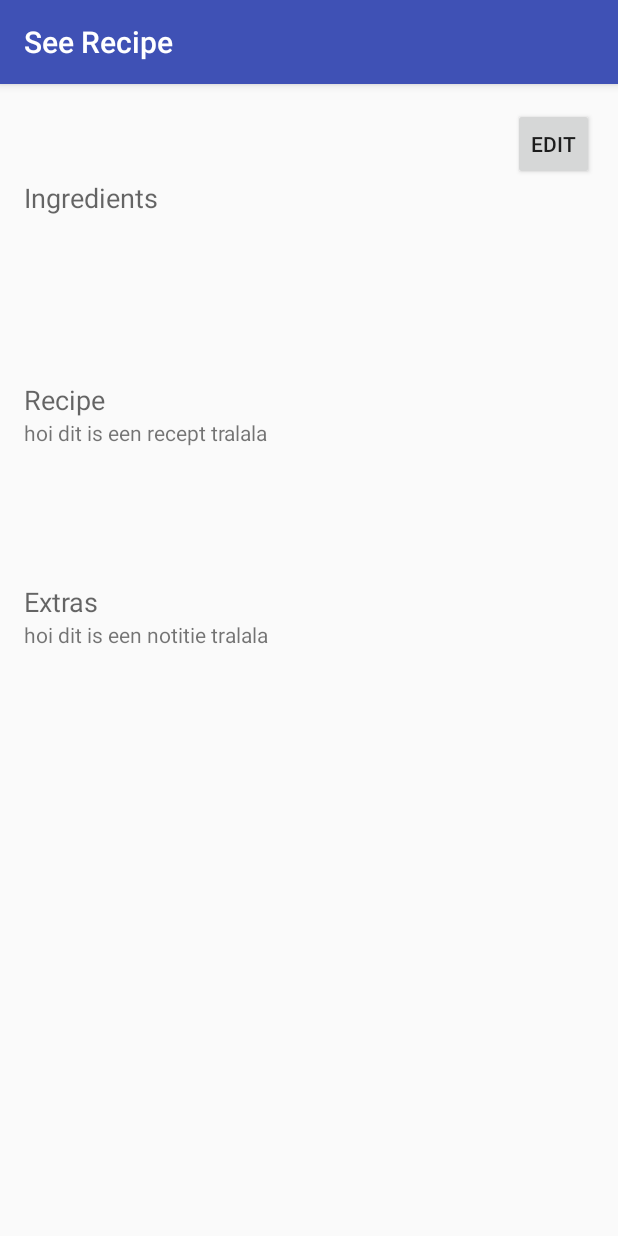
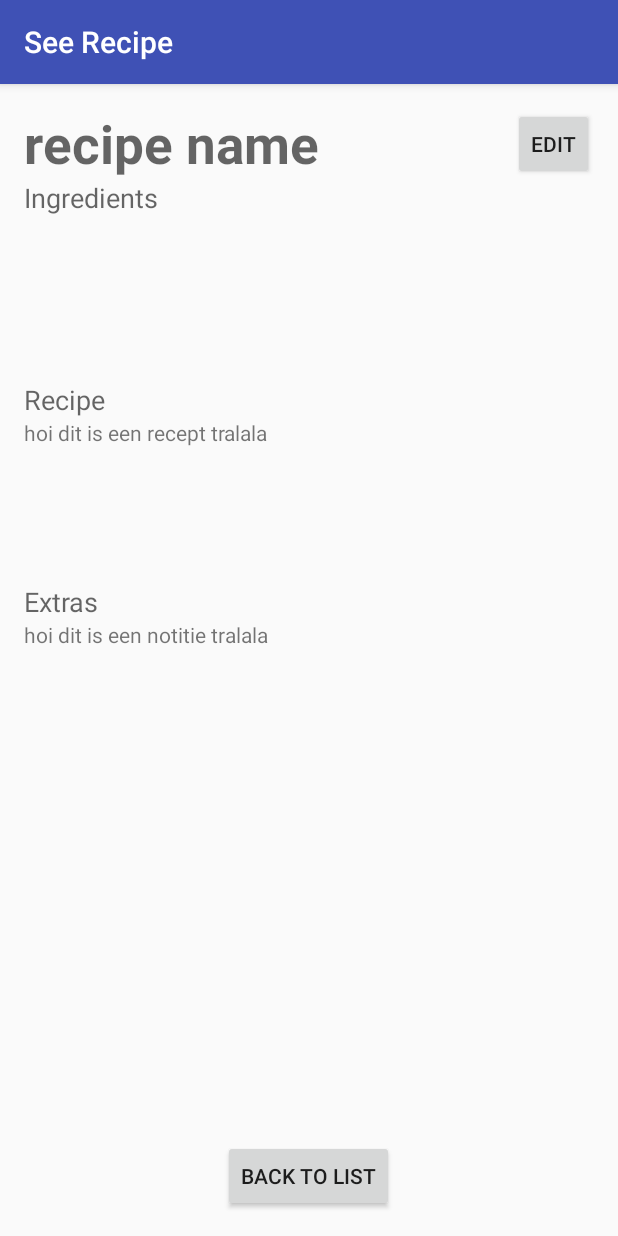
Before and after one commit to felinicolaes/AppProject, an Android app: the seeRecipeActivity screen opened directly, with no data from a screen before it, on a phone screen of 412 x 824 dp. Run offline under Robolectric (Android 15) with nearby library versions, the phone set to English and light mode, and no system bars; 5 statements that could not run were skipped.

Commit message:
changed design

```diff
--- a/EmptyYourFridge/app/src/main/res/layout/activity_see_recipe.xml
+++ b/EmptyYourFridge/app/src/main/res/layout/activity_see_recipe.xml
@@ -10,14 +10,16 @@
     tools:context="mprog.nl.emptyyourfridge.addRecipeActivity">
 
     <TextView
-        android:layout_width="wrap_content"
+        android:layout_width="fill_parent"
         android:layout_height="wrap_content"
         android:id="@+id/name"
         android:layout_alignParentTop="true"
-        android:layout_centerHorizontal="true"
         android:text="name"
         android:textStyle="bold"
-        android:textSize="16pt" />
+        android:textSize="16pt"
+        android:layout_alignParentStart="true"
+        android:layout_toStartOf="@+id/edit"
+        android:hint="recipe name" />
 
     <TextView
         android:layout_width="wrap_content"
@@ -102,5 +104,15 @@
             android:layout_alignParentStart="true" />
     </ScrollView>
 
+    <Button
+        style="?android:attr/buttonStyleSmall"
+        android:layout_width="wrap_content"
+        android:layout_height="wrap_content"
+        android:text="Back to list"
+        android:id="@+id/back"
+        android:onClick="backButton"
+        android:layout_alignParentBottom="true"
+        android:layout_centerHorizontal="true" />
+
 
 </RelativeLayout>
```
Also changed, not shown: EmptyYourFridge/app/src/main/java/mprog/nl/emptyyourfridge/recipeListActivity.java (+11 -5 lines), EmptyYourFridge/app/src/main/java/mprog/nl/emptyyourfridge/seeRecipeActivity.java (+7 -0 lines), EmptyYourFridge/app/src/main/res/layout/activity_recipe_list.xml (+10 -1 lines).
